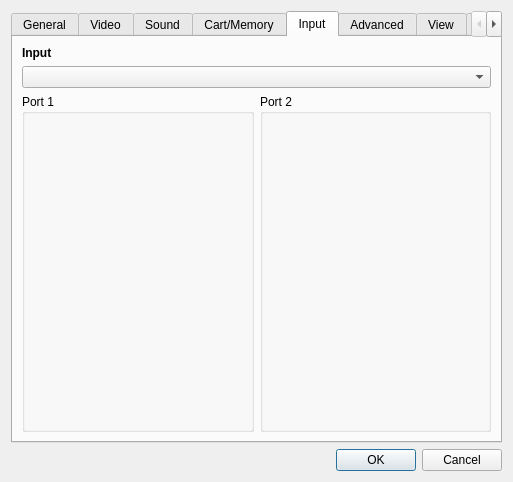
This is yabause/src/qt/ui/UISettings.ui in Yabause/yabause as Qt 5 draws it before an edit. The edited form follows.
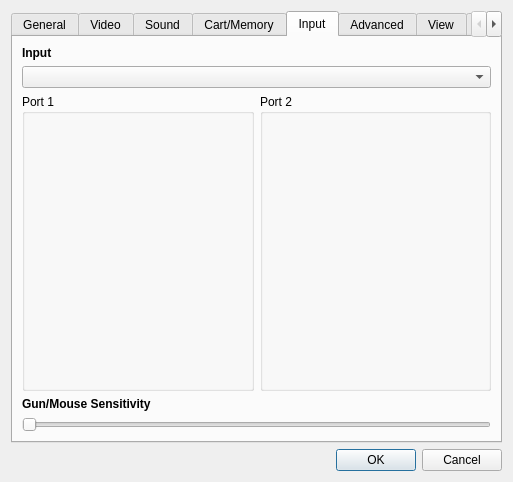
This is the edited form. The open tabs and pages were chosen to show the change. Custom widgets are drawn as their Qt base class.

Commit message: -Added Stunner/Virtua Gun emulation -Revised Mouse emulation on QT port, added sensitivity setting -Added some doxygen stuff for future documentation purposes -A few other small tweaks/fixes

Patch:
```diff
--- a/yabause/src/qt/ui/UISettings.ui
+++ b/yabause/src/qt/ui/UISettings.ui
@@ -526,6 +526,32 @@
          </property>
         </widget>
        </item>
+       <item row="3" column="0">
+        <widget class="QLabel" name="lGunMouseSensitivity">
+         <property name="font">
+          <font>
+           <weight>75</weight>
+           <bold>true</bold>
+          </font>
+         </property>
+         <property name="text">
+          <string>Gun/Mouse Sensitivity</string>
+         </property>
+        </widget>
+       </item>
+       <item row="4" column="0" colspan="2">
+        <widget class="QSlider" name="sGunMouseSensitivity">
+         <property name="minimum">
+          <number>1</number>
+         </property>
+         <property name="maximum">
+          <number>400</number>
+         </property>
+         <property name="orientation">
+          <enum>Qt::Horizontal</enum>
+         </property>
+        </widget>
+       </item>
       </layout>
      </widget>
      <widget class="QWidget" name="wAdvanced">
```
The commit also changes 18 other files.
